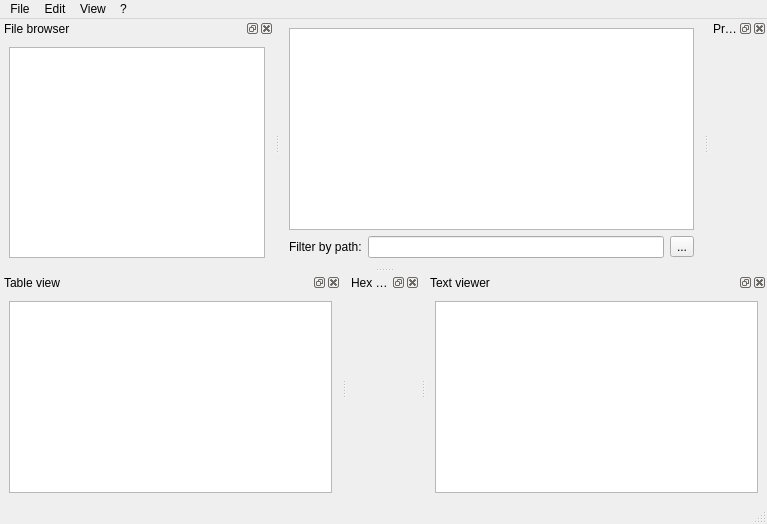
Before: the Qt Designer form src/mainwindow.ui in OSLL/sca, drawn with Qt 5.
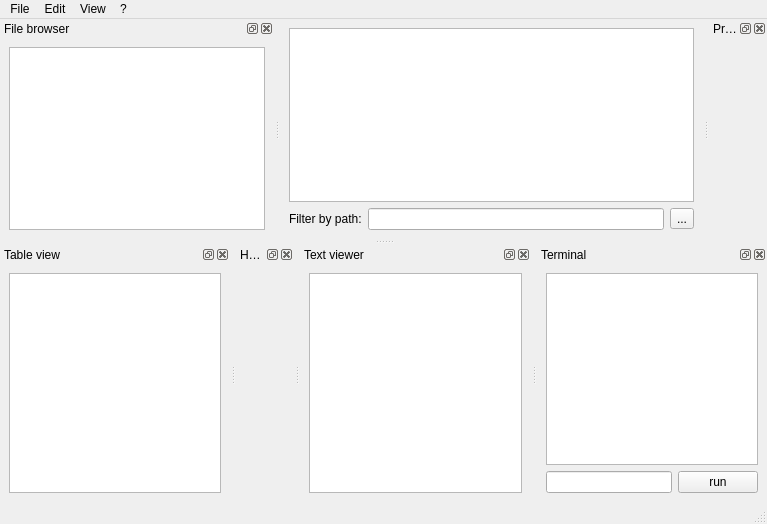
After: the same form once the commit is applied. Custom widgets are drawn as their Qt base class.

Commit message: #4909:Menu entry and command line for output was added

Patch:
```diff
--- a/src/mainwindow.ui
+++ b/src/mainwindow.ui
@@ -222,6 +222,41 @@
     </layout>
    </widget>
   </widget>
+  <widget class="QDockWidget" name="dockProcess">
+   <property name="windowTitle">
+    <string>Terminal</string>
+   </property>
+   <attribute name="dockWidgetArea">
+    <number>8</number>
+   </attribute>
+   <widget class="QWidget" name="dockWidgetContents_4">
+    <layout class="QVBoxLayout" name="verticalLayout">
+     <item>
+      <widget class="ObjectTextViewer" name="processOutputEdit"/>
+     </item>
+     <item>
+      <layout class="QHBoxLayout" name="horizontalLayout_3">
+       <item>
+        <widget class="QLineEdit" name="commandLine"/>
+       </item>
+       <item>
+        <widget class="QPushButton" name="commandRunButtom">
+         <property name="text">
+          <string>run</string>
+         </property>
+         <property name="iconSize">
+          <size>
+           <width>16</width>
+           <height>16</height>
+          </size>
+         </property>
+        </widget>
+       </item>
+      </layout>
+     </item>
+    </layout>
+   </widget>
+  </widget>
   <action name="actionOpenInTextViewer">
    <property name="text">
     <string>Open in Text Viewer</string>
```
Left out of the diff: 8 changed lines with no effect on the pictures. The commit also changes 6 other files.
